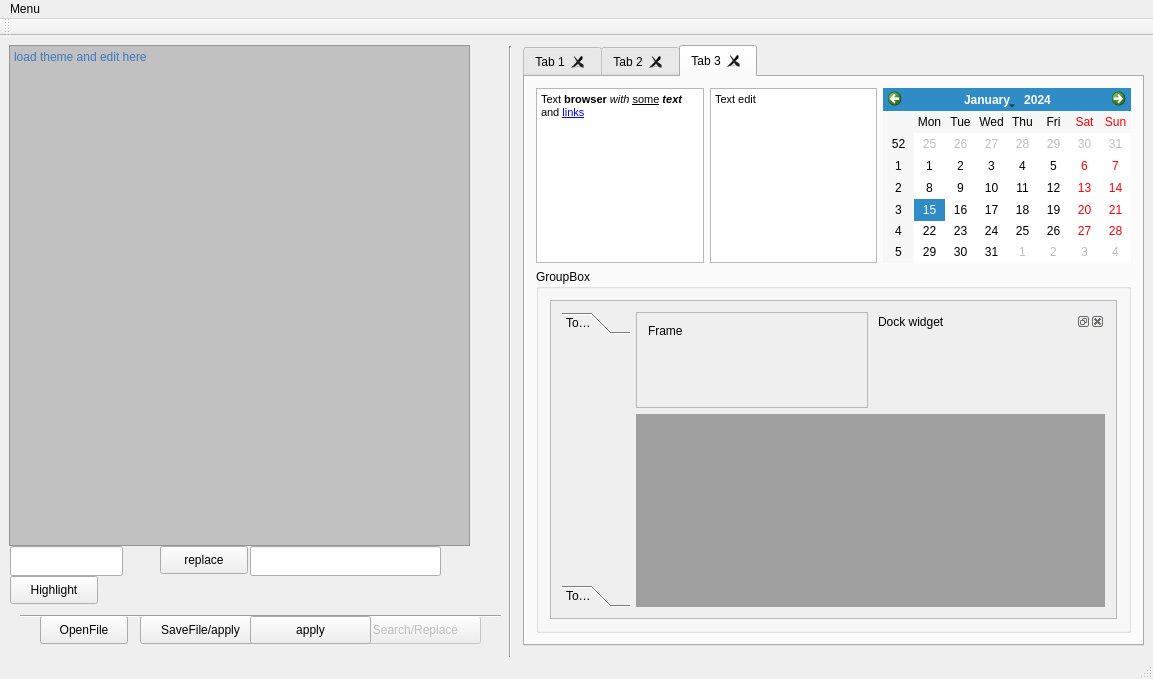
Qt form mainwindow.ui (netpipe/QT-ThemeEditor) before a commit.
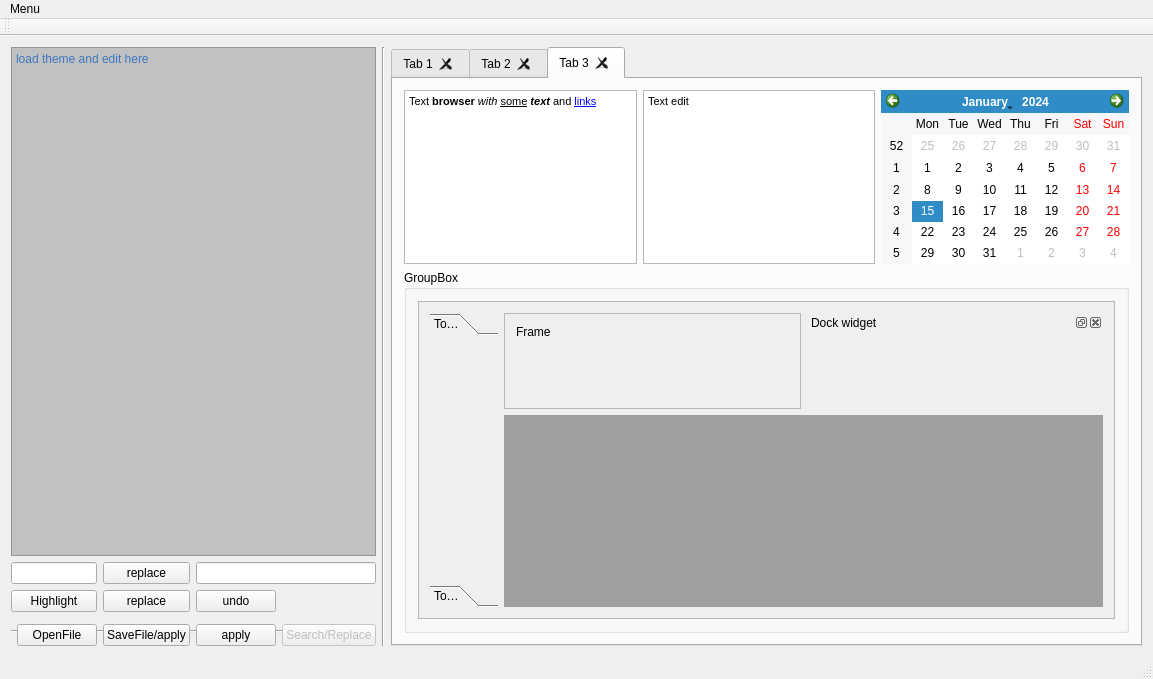
The same form after that commit. The open tabs and pages were chosen to show the change. Icons and pictures are not drawn.

```diff
--- a/mainwindow.ui
+++ b/mainwindow.ui
@@ -14,15 +14,27 @@
    <string>QT Theme Editor</string>
   </property>
   <widget class="QWidget" name="centralWidget">
+   <layout class="QGridLayout" name="gridLayout">
+    <item row="0" column="0" colspan="5">
+     <widget class="QPlainTextEdit" name="code">
+      <property name="styleSheet">
+       <string notr="true">background-color:#c1c1c1;
+color:#3c78c1;</string>
+      </property>
+      <property name="plainText">
+       <string>load theme and edit here</string>
+      </property>
+     </widget>
+    </item>
+    <item row="0" column="5" rowspan="5">
+     <widget class="Line" name="line_3">
+      <property name="orientation">
+       <enum>Qt::Vertical</enum>
+      </property>
+     </widget>
+    </item>
+    <item row="0" column="6" rowspan="5">
    <widget class="QTabWidget" name="tabWidget">
-    <property name="geometry">
-     <rect>
-      <x>523</x>
-      <y>9</y>
-      <width>621</width>
-      <height>601</height>
-     </rect>
-    </property>
     <property name="currentIndex">
      <number>0</number>
     </property>
@@ -678,7 +690,7 @@
              <rect>
               <x>0</x>
               <y>0</y>
-              <width>571</width>
+                <width>662</width>
               <height>297</height>
              </rect>
             </property>
@@ -788,150 +800,80 @@
      </layout>
     </widget>
    </widget>
-   <widget class="QPlainTextEdit" name="code">
-    <property name="geometry">
-     <rect>
-      <x>9</x>
-      <y>9</y>
-      <width>461</width>
-      <height>501</height>
-     </rect>
-    </property>
-    <property name="styleSheet">
-     <string notr="true">background-color:#c1c1c1;
-color:#3c78c1;</string>
-    </property>
-    <property name="plainText">
-     <string>load theme and edit here</string>
-    </property>
-   </widget>
-   <widget class="QPushButton" name="Save">
-    <property name="geometry">
-     <rect>
-      <x>140</x>
-      <y>580</y>
-      <width>121</width>
-      <height>28</height>
-     </rect>
-    </property>
-    <property name="text">
-     <string>SaveFile/apply</string>
-    </property>
-   </widget>
-   <widget class="Line" name="line_3">
-    <property name="geometry">
-     <rect>
-      <x>500</x>
-      <y>10</y>
-      <width>20</width>
-      <height>621</height>
-     </rect>
-    </property>
-    <property name="orientation">
-     <enum>Qt::Vertical</enum>
-    </property>
-   </widget>
-   <widget class="QPushButton" name="Open">
-    <property name="geometry">
-     <rect>
-      <x>40</x>
-      <y>580</y>
-      <width>88</width>
-      <height>28</height>
-     </rect>
-    </property>
-    <property name="text">
-     <string>OpenFile</string>
-    </property>
-   </widget>
-   <widget class="QPushButton" name="search">
-    <property name="enabled">
-     <bool>false</bool>
-    </property>
-    <property name="geometry">
-     <rect>
-      <x>350</x>
-      <y>580</y>
-      <width>131</width>
-      <height>28</height>
-     </rect>
-    </property>
-    <property name="text">
-     <string>Search/Replace</string>
-    </property>
-   </widget>
-   <widget class="QLineEdit" name="lineFind">
-    <property name="geometry">
-     <rect>
-      <x>10</x>
-      <y>510</y>
-      <width>113</width>
-      <height>30</height>
-     </rect>
-    </property>
-   </widget>
-   <widget class="QLineEdit" name="lineReplace">
-    <property name="geometry">
-     <rect>
-      <x>250</x>
-      <y>510</y>
-      <width>191</width>
-      <height>30</height>
-     </rect>
-    </property>
-   </widget>
+    </item>
+    <item row="1" column="0" colspan="2">
+     <widget class="QLineEdit" name="lineFind"/>
+    </item>
+    <item row="1" column="2">
    <widget class="QPushButton" name="replace">
-    <property name="geometry">
-     <rect>
-      <x>160</x>
-      <y>510</y>
-      <width>88</width>
-      <height>28</height>
-     </rect>
-    </property>
     <property name="text">
      <string>replace</string>
     </property>
    </widget>
+    </item>
+    <item row="1" column="3" colspan="2">
+     <widget class="QLineEdit" name="lineReplace"/>
+    </item>
+    <item row="2" column="0" colspan="2">
    <widget class="QPushButton" name="highlight">
-    <property name="geometry">
-     <rect>
-      <x>10</x>
-      <y>540</y>
-      <width>88</width>
-      <height>28</height>
-     </rect>
-    </property>
     <property name="text">
      <string>Highlight</string>
     </property>
    </widget>
+    </item>
+    <item row="3" column="0" rowspan="2" colspan="5">
    <widget class="Line" name="line_4">
-    <property name="geometry">
-     <rect>
-      <x>20</x>
-      <y>570</y>
-      <width>481</width>
-      <height>20</height>
-     </rect>
-    </property>
     <property name="orientation">
      <enum>Qt::Horizontal</enum>
     </property>
    </widget>
+    </item>
+    <item row="4" column="1">
+     <widget class="QPushButton" name="Open">
+      <property name="text">
+       <string>OpenFile</string>
+      </property>
+     </widget>
+    </item>
+    <item row="4" column="2">
+     <widget class="QPushButton" name="Save">
+      <property name="text">
+       <string>SaveFile/apply</string>
+      </property>
+     </widget>
+    </item>
+    <item row="4" column="3">
    <widget class="QPushButton" name="apply">
-    <property name="geometry">
-     <rect>
-      <x>250</x>
-      <y>580</y>
-      <width>121</width>
-      <height>28</height>
-     </rect>
-    </property>
     <property name="text">
      <string>apply</string>
     </property>
    </widget>
+    </item>
+    <item row="4" column="4">
+     <widget class="QPushButton" name="search">
+      <property name="enabled">
+       <bool>false</bool>
+      </property>
+      <property name="text">
+       <string>Search/Replace</string>
+      </property>
+     </widget>
+    </item>
+    <item row="2" column="2">
+     <widget class="QPushButton" name="replace_2">
+      <property name="text">
+       <string>replace</string>
+      </property>
+     </widget>
+    </item>
+    <item row="2" column="3">
+     <widget class="QPushButton" name="undo">
+      <property name="text">
+       <string>undo</string>
+      </property>
+     </widget>
+    </item>
+   </layout>
   </widget>
   <widget class="QMenuBar" name="menuBar">
    <property name="geometry">
```
Lines whose indentation alone changed are shown as unchanged.
